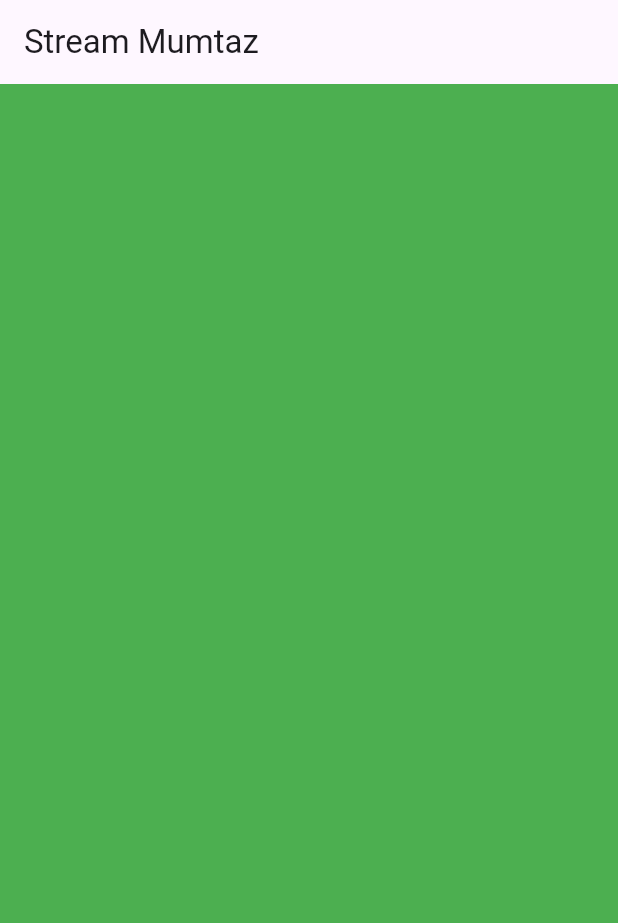
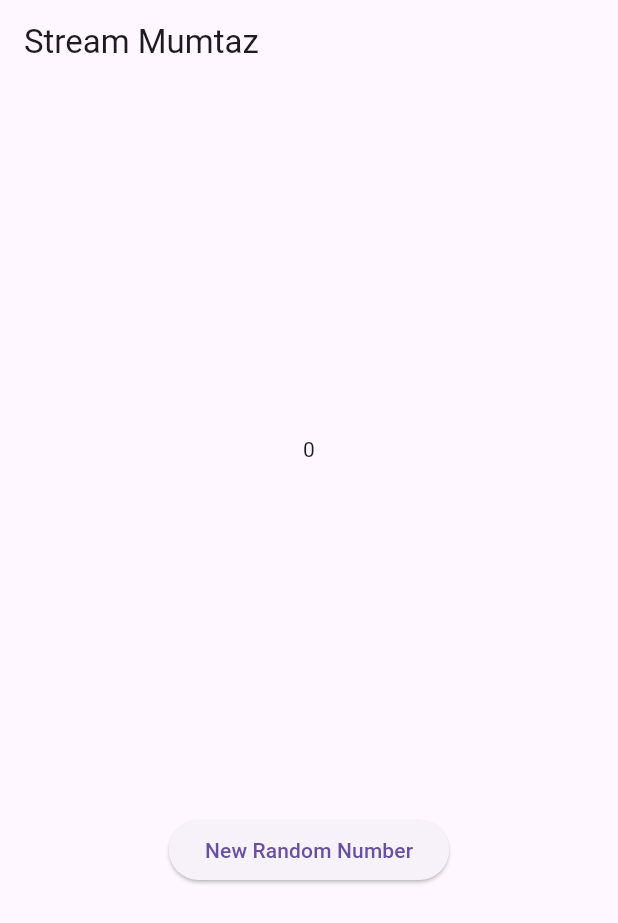
Before and after one commit to mumtazharis/stream_mumtaz, a Flutter app: the screen it shows after launch, on a phone screen of 412 x 824 dp. Shown: the top 923 px of the screen. Run offline on Flutter 3.47's test engine with Material 3 defaults, Android fonts, the phone set to English and light mode, and no system bars.

Commit message:
praktikum2

```diff
--- a/lib/main.dart
+++ b/lib/main.dart
@@ -33,7 +33,9 @@ class StreamHomePage extends StatefulWidget {
 class StreamHomePageState extends State<StreamHomePage> {
   Color bgColor = Colors.blueGrey;
   late ColorStream colorStream;
-
+  int lastNumber = 0;
+  late StreamController numberStreamCOntroller;
+  late NumberStream numberStream;
   // void changeColor() async {
   //   await for (var eventColor in colorStream.getColors()){
   //     setState(() {
@@ -49,20 +51,58 @@ class StreamHomePageState extends State<StreamHomePage> {
     });
   }
 
+  void addRandomNumber(){
+    Random random = Random();
+    int myNum = random.nextInt(10);
+    numberStream.addNumberToSink(myNum);
+    // numberStream.addError();
+  }
+
   @override
   void initState(){
+    // super.initState();
+    // colorStream = ColorStream();
+    // changeColor();
+    numberStream = NumberStream();
+    numberStreamCOntroller = numberStream.controller;
+    Stream stream = numberStreamCOntroller.stream;
+    stream.listen((event){
+      setState(() {
+        lastNumber = event;
+      });
+    }).onError((error){
+      setState(() {
+        lastNumber = -1;
+      });
+    });
     super.initState();
-    colorStream = ColorStream();
-    changeColor();
   }
+
+  @override
+  void dispose(){
+    numberStreamCOntroller.close();
+    super.dispose();
+  }
+
   @override
   Widget build(BuildContext context) {
     return Scaffold(
       appBar: AppBar(
         title: const Text('Stream Mumtaz'),
       ),
-      body: Container(
-        decoration: BoxDecoration(color: bgColor),
+      body: SizedBox(
+        width: double.infinity,
+        child: Column(
+          mainAxisAlignment: MainAxisAlignment.spaceEvenly,
+          crossAxisAlignment: CrossAxisAlignment.center,
+          children: [
+            Text(lastNumber.toString()),
+            ElevatedButton(
+              onPressed: () => addRandomNumber(),
+              child: Text('New Random Number'),
+            ),
+          ],
+        ),
       )
     );
   }
--- a/lib/stream.dart
+++ b/lib/stream.dart
@@ -35,4 +35,8 @@ class NumberStream {
   close(){
     controller.close();
   }
+
+  addError(){
+    controller.sink.addError('error');
+  }
 }
```
